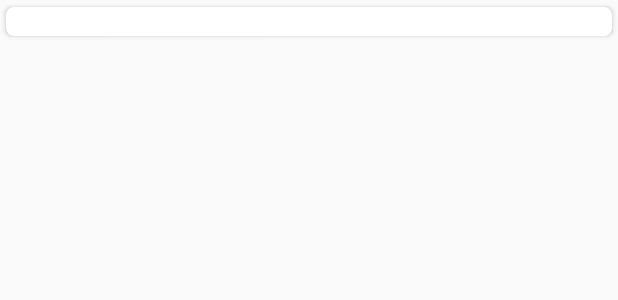
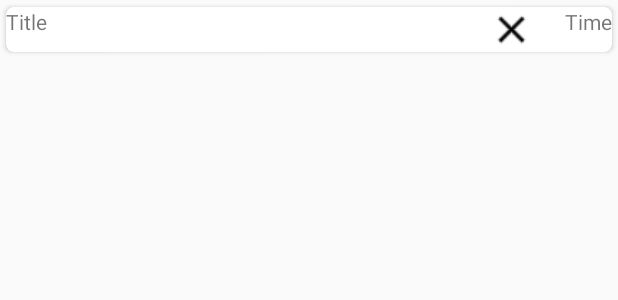
Before and after one commit to Tgalshemeri/Calendario, an Android app: the layout event_item.xml on its own in the app's theme, with its tools: preview values and no code run, on a phone screen of 412 x 824 dp. Shown: the top 300 px of the screen. Run offline under Robolectric (Android 15) with nearby library versions, the phone set to English and light mode, and no system bars.

Commit message:
Adding New Functions

```diff
--- a/app/src/main/res/layout/event_item.xml
+++ b/app/src/main/res/layout/event_item.xml
@@ -15,9 +15,19 @@
 
     <TextView android:layout_width="wrap_content" android:layout_height="wrap_content"
               android:layout_alignParentLeft="true"
+              android:text="Title"
     android:id="@+id/textTitle"/>
+    <ImageView android:layout_height="30dp" android:layout_width="30dp"
+            android:layout_alignRight="@+id/textTitle"
+            android:layout_alignLeft="@+id/textTime"
+               android:src="@drawable/baseline_close_black_18"
+            android:background="?android:attr/selectableItemBackground"
+            android:layout_alignParentRight="true"
+               android:id="@+id/delBtn"
+            android:layout_marginLeft="-51dp" android:layout_marginRight="51dp"/>
     <TextView android:layout_width="wrap_content" android:layout_height="wrap_content"
               android:layout_alignParentRight="true"
+              android:text="Time"
               android:id="@+id/textTime"/>
 </RelativeLayout>
 </android.support.v7.widget.CardView>
```
Also changed, not shown: app/src/main/java/com/elmaravilla/customcalendar/ItemClick.kt (added, +8 -0 lines), app/src/main/java/com/elmaravilla/customcalendar/MainActivity.kt (+10 -26 lines), app/src/main/java/com/elmaravilla/customcalendar/eventsAdapter.kt (+8 -1 lines), app/src/main/res/drawable-v24/baseline_close_black_18.png (added).
